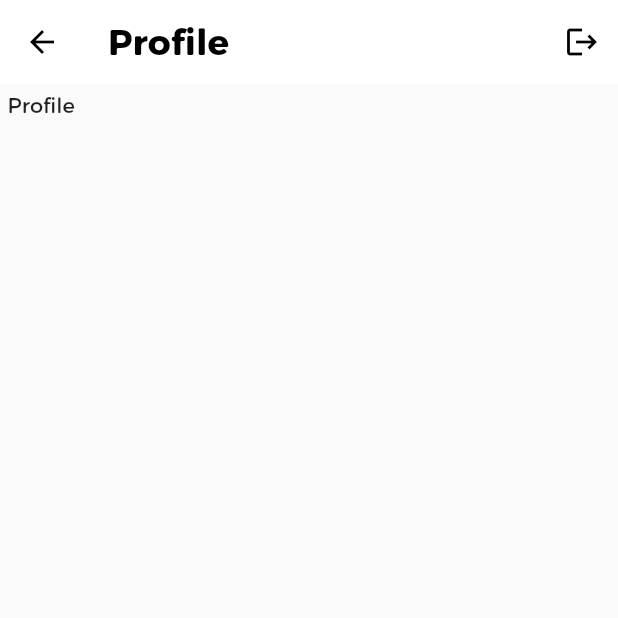
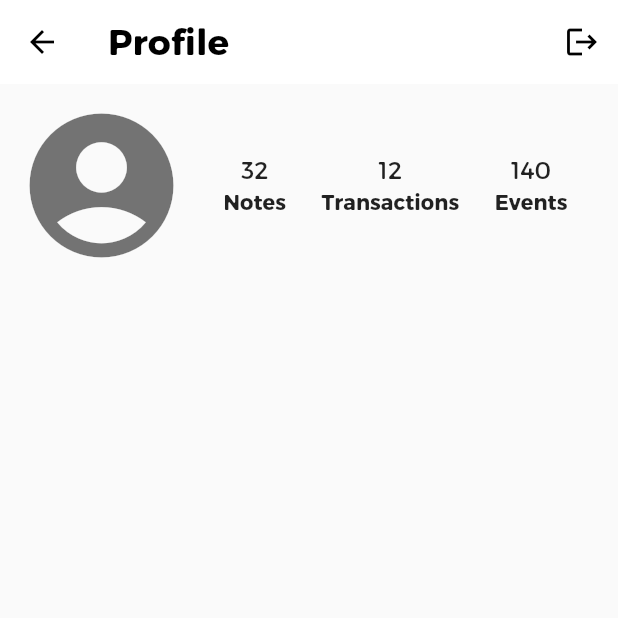
Before and after one commit to atedesch1/mebook, a Flutter app: the ProfileScreen screen opened directly, on a phone screen of 412 x 824 dp, the top half of it. Run offline on Flutter 3.47's test engine with Material 2 defaults, Android fonts, the phone set to English and light mode, and no system bars; our stand-ins replace cloud_firestore, device_preview, firebase_auth, firebase_core, flutter_dotenv, google_sign_in and 2 more; missing offline and left inert: extension_google_sign_in_as_googleapis_auth, googleapis; accounts and stored records are empty; network calls fail; project files that could hold a hidden picture were left out.

Commit message:
add mock profile

```diff
--- a/mobile/lib/screens/profile_screen.dart
+++ b/mobile/lib/screens/profile_screen.dart
@@ -1,5 +1,7 @@
 import 'package:flutter/material.dart';
+import 'package:flutter/widgets.dart';
 import 'package:mebook/widgets/misc/overlay_app_bar.dart';
+import 'package:mebook/widgets/profile/simple_count_statistic.dart';
 import 'package:provider/provider.dart';
 
 import 'package:mebook/services/auth_service.dart';
@@ -7,6 +9,22 @@ import 'package:mebook/services/auth_service.dart';
 class ProfileScreen extends StatelessWidget {
   @override
   Widget build(BuildContext context) {
+    final profilePictureURL =
+        context.read<AuthService>().currentUser.photoURL ?? null;
+
+    print(profilePictureURL);
+
+    final circleAvatar = profilePictureURL != null
+        ? CircleAvatar(
+            radius: MediaQuery.of(context).size.width * 0.14,
+            backgroundImage: NetworkImage(profilePictureURL),
+          )
+        : Icon(
+            Icons.account_circle,
+            color: Colors.black54,
+            size: MediaQuery.of(context).size.width * 0.14 * 2,
+          );
+
     return Scaffold(
       body: CustomScrollView(
         physics: const BouncingScrollPhysics(
@@ -16,23 +34,56 @@ class ProfileScreen extends StatelessWidget {
             title: 'Profile',
             actions: [
               IconButton(
-                key: ValueKey("signOutButton"),
                 onPressed: context.read<AuthService>().signOut,
                 icon: Icon(Icons.logout),
               ),
             ],
           ),
-          SliverPadding(
-            padding: EdgeInsets.symmetric(horizontal: 5),
-            sliver: SliverList(
-              delegate: SliverChildListDelegate(
-                [
-                  Padding(
-                    padding: const EdgeInsets.only(top: 5),
-                    child: Text('Profile'),
+          SliverFillRemaining(
+            child: Column(
+              crossAxisAlignment: CrossAxisAlignment.start,
+              children: [
+                Padding(
+                  padding: const EdgeInsets.all(10.0),
+                  child: Row(
+                    mainAxisSize: MainAxisSize.min,
+                    children: [
+                      circleAvatar,
+                      Expanded(
+                        child: Row(
+                          mainAxisAlignment: MainAxisAlignment.spaceEvenly,
+                          children: [
+                            SimpleCountStatistic(name: 'Notes', count: 32),
+                            SimpleCountStatistic(
+                                name: 'Transactions', count: 12),
+                            SimpleCountStatistic(name: 'Events', count: 140),
+                          ],
+                        ),
+                      ),
+                    ],
                   ),
-                ],
-              ),
+                ),
+                Padding(
+                  padding: const EdgeInsets.symmetric(horizontal: 10.0),
+                  child: FutureBuilder(
+                      future: context.read<AuthService>().username,
+                      builder: (context, snapshot) {
+                        if (snapshot.hasData)
+                          return Text(
+                            context
+                                    .read<AuthService>()
+                                    .currentUser
+                                    .displayName ??
+                                snapshot.data,
+                            style: TextStyle(
+                              fontSize: 18,
+                              fontWeight: FontWeight.bold,
+                            ),
+                          );
+                        return CircularProgressIndicator();
+                      }),
+                ),
+              ],
             ),
           ),
         ],
```
